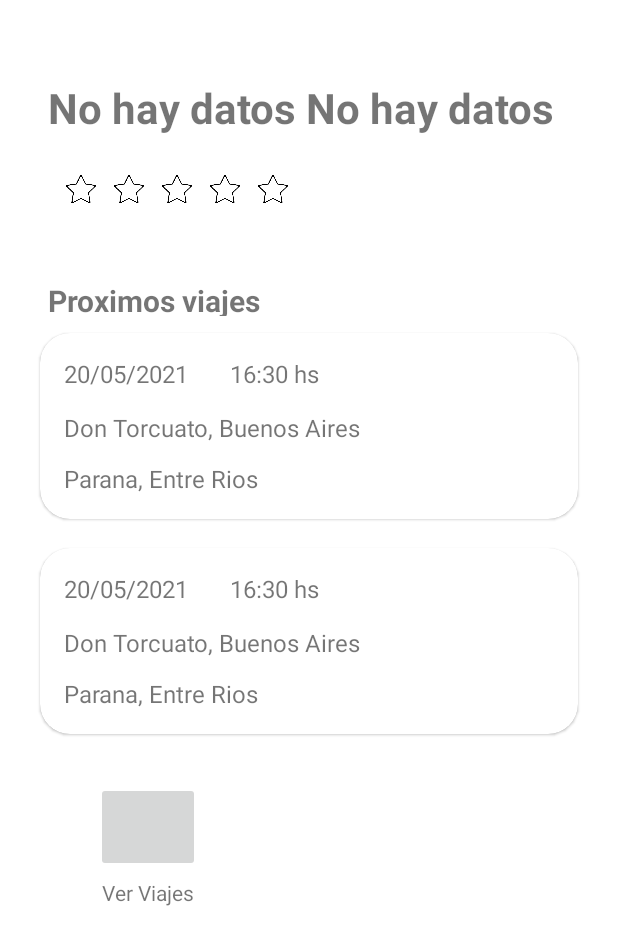
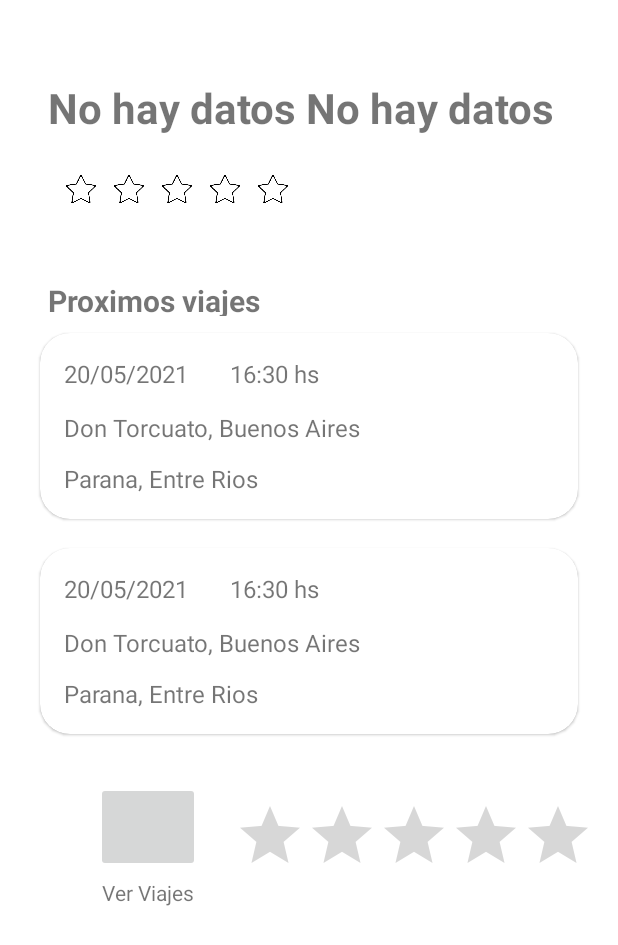
Before and after one commit to tobiolea97/carpooling, an Android app: the HomeConductor screen opened directly, with no data from a screen before it, on a phone screen of 412 x 824 dp. Shown: the top 945 px of the screen. Run offline under Robolectric (Android 15) with nearby library versions, the phone set to English and light mode, and no system bars; 4 statements that could not run were skipped.

Commit message:
Añadiendo el rating bar

```diff
--- a/app/src/main/java/utn/frgp/edu/ar/carpooling/HomeConductor.java
+++ b/app/src/main/java/utn/frgp/edu/ar/carpooling/HomeConductor.java
@@ -7,6 +7,7 @@ import android.content.SharedPreferences;
 import android.os.AsyncTask;
 import android.os.Bundle;
 import android.widget.ImageView;
+import android.widget.RatingBar;
 import android.widget.TextView;
 
 import java.sql.Connection;
@@ -24,6 +25,7 @@ public class HomeConductor extends AppCompatActivity {
     String nombreUsuario, apellidoUsuario, emailUsuario, rolUsuario;
     Context context;
     ImageView st1, st2, st3, st4, st5;
+    RatingBar ratingBarconductor;
 
     @Override
     protected void onCreate(Bundle savedInstanceState) {
@@ -31,6 +33,7 @@ public class HomeConductor extends AppCompatActivity {
         setContentView(R.layout.activity_home_conductor);
 
         context = this;
+        ratingBarconductor=findViewById(R.id.ratingBar);
         st1 = (ImageView) findViewById(R.id.ivHomeConductorStar1);
         st2 = (ImageView) findViewById(R.id.ivHomeConductorStar2);
         st3 = (ImageView) findViewById(R.id.ivHomeConductorStar3);
@@ -48,6 +51,13 @@ public class HomeConductor extends AppCompatActivity {
         rolUsuario = spSesion.getString("Rol","No hay datos");
 
         Info.setText(nombreUsuario + " " + apellidoUsuario);
+        //Sirve para que puedas obtener el rating
+      /*  ratingBarconductor.setOnRatingBarChangeListener(new RatingBar.OnRatingBarChangeListener() {
+            @Override
+            public void onRatingChanged(RatingBar ratingBar, float puntuacion, boolean b) {
+                Toast.makeText(context, "La puntuacion es:"+puntuacion, Toast.LENGTH_SHORT).show();
+            }
+        });*/
 
         new CargarCalificaciones().execute();
         new ContarCalificaciones().execute();
@@ -87,6 +97,10 @@ public class HomeConductor extends AppCompatActivity {
 
                 if(promedio == 0 ) return;
                 Helper.MostrarEstrellas(st1,st2,st3,st4,st5,promedio);
+                //Le agrego el promedio al rating para que pueda mostrarlo
+                ratingBarconductor.setRating(promedio);
+                //funciona pero cuando lo deshabilito la puntuacion son todas las mitad de las estrellas
+                //ratingBarconductor.setEnabled(false);
 
             }
             catch (SQLException e) {
--- a/app/src/main/res/layout/activity_home_conductor.xml
+++ b/app/src/main/res/layout/activity_home_conductor.xml
@@ -273,6 +273,19 @@
                 app:srcCompat="@mipmap/emptystar_foreground" />
 
 
+            <RatingBar
+                android:id="@+id/ratingBar"
+                android:layout_width="wrap_content"
+                android:layout_height="54dp"
+                android:layout_marginTop="36dp"
+                android:numStars="5"
+                android:rating="0"
+                app:layout_constraintEnd_toEndOf="parent"
+                app:layout_constraintHorizontal_bias="1.0"
+                app:layout_constraintStart_toStartOf="parent"
+                app:layout_constraintTop_toBottomOf="@+id/card2" />
+
+
         </androidx.constraintlayout.widget.ConstraintLayout>
     </ScrollView>
 
```
